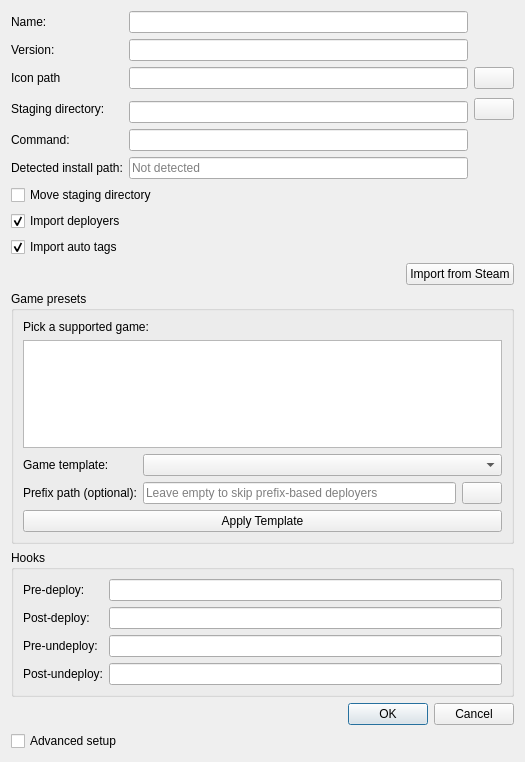
Qt form src/ui/addappdialog.ui (C-Nucifora/limo) before a commit.
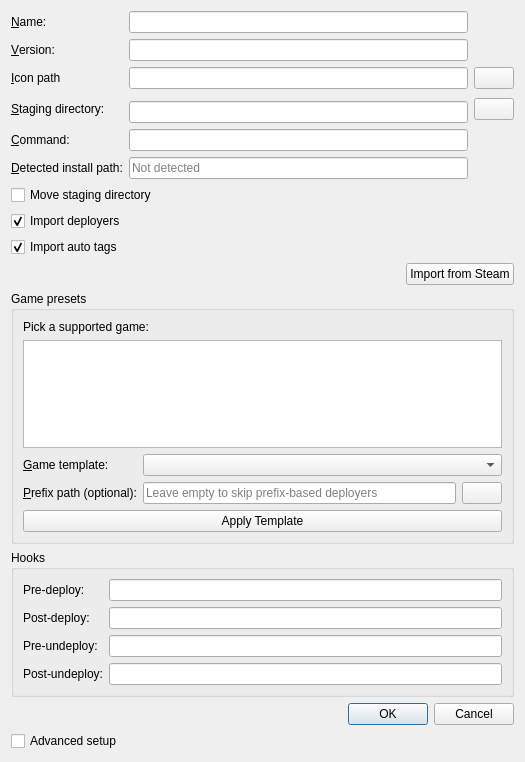
The same form after that commit. Icons and pictures are not drawn. Custom widgets are drawn as their Qt base class.

Commit message: repair mod deployment imports and command handling

The edit to the form file:
```diff
--- a/src/ui/addappdialog.ui
+++ b/src/ui/addappdialog.ui
@@ -46,7 +46,10 @@
         <string>Application name</string>
        </property>
        <property name="text">
-        <string>Name:</string>
+        <string>&amp;Name:</string>
+       </property>
+       <property name="buddy">
+        <cstring>name_field</cstring>
        </property>
       </widget>
      </item>
@@ -56,14 +59,20 @@
         <string>All installed mods are stored here. For hard link deployment, this has to be on the same partition as the application</string>
        </property>
        <property name="text">
-        <string>Staging directory:</string>
+        <string>&amp;Staging directory:</string>
+       </property>
+       <property name="buddy">
+        <cstring>path_field</cstring>
        </property>
       </widget>
      </item>
      <item row="2" column="0">
       <widget class="QLabel" name="label_3">
        <property name="text">
-        <string>Icon path</string>
+        <string>&amp;Icon path</string>
+       </property>
+       <property name="buddy">
+        <cstring>icon_field</cstring>
        </property>
       </widget>
      </item>
@@ -73,7 +82,10 @@
         <string>Command used to run the application</string>
        </property>
        <property name="text">
-        <string>Command:</string>
+        <string>&amp;Command:</string>
+       </property>
+       <property name="buddy">
+        <cstring>command_field</cstring>
        </property>
       </widget>
      </item>
@@ -109,7 +121,10 @@
         <string>This will be used for FOMOD conditions</string>
        </property>
        <property name="text">
-        <string>Version:</string>
+        <string>&amp;Version:</string>
+       </property>
+       <property name="buddy">
+        <cstring>version_field</cstring>
        </property>
       </widget>
      </item>
@@ -122,7 +137,10 @@
         <string>Install path detected for the selected game</string>
        </property>
        <property name="text">
-        <string>Detected install path:</string>
+        <string>&amp;Detected install path:</string>
+       </property>
+       <property name="buddy">
+        <cstring>detected_path_label</cstring>
        </property>
       </widget>
      </item>
@@ -273,7 +291,10 @@
       <item row="2" column="0">
        <widget class="QLabel" name="gog_template_label">
         <property name="text">
-         <string>Game template:</string>
+         <string>&amp;Game template:</string>
+        </property>
+        <property name="buddy">
+         <cstring>gog_template_combo</cstring>
         </property>
        </widget>
       </item>
@@ -290,7 +311,10 @@
          <string>Optional: Wine/Proton prefix path for deployers that target a prefix directory. Leave empty to skip prefix-based deployers.</string>
         </property>
         <property name="text">
-         <string>Prefix path (optional):</string>
+         <string>&amp;Prefix path (optional):</string>
+        </property>
+        <property name="buddy">
+         <cstring>gog_prefix_field</cstring>
         </property>
        </widget>
       </item>
```
Left out of the diff: 9 changed lines with no effect on the pictures. The commit also changes 38 other files.
